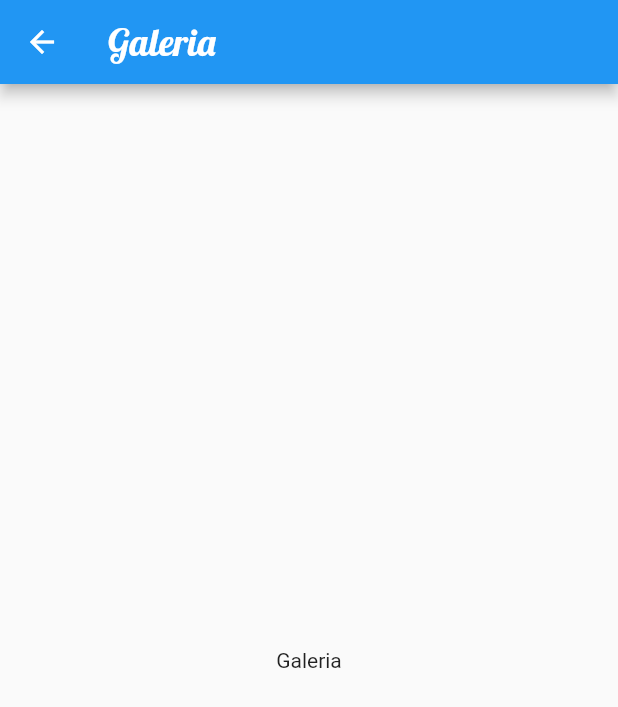
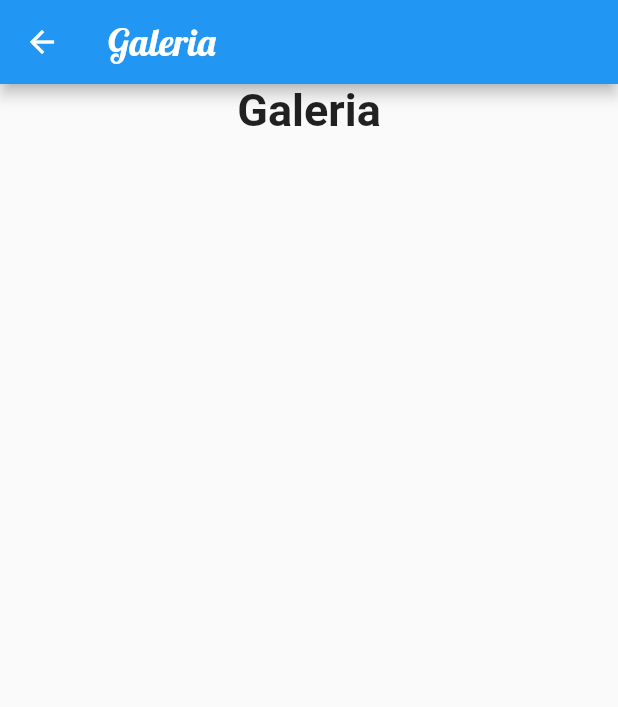
Before and after one commit to crescowboy/DonGelato-app, a Flutter app: the PaginaGaleria screen opened directly, on a phone screen of 412 x 824 dp. Shown: the top 707 px of the screen. Run offline on Flutter 3.47's test engine with Material 2 defaults, Android fonts, the phone set to English and light mode, and no system bars; missing offline and left inert: dart:ffi.

Commit message:
cambios galeria

```diff
--- a/lib/pages/PaginaGaleria.dart
+++ b/lib/pages/PaginaGaleria.dart
@@ -11,9 +11,19 @@ class PaginaGaleria extends StatelessWidget {
       appBar: AppBar(
         title: Text("Galeria",style: TextStyle(fontFamily: 'Lobster-Regular',fontSize: 25)),
       ),
-      body: Container(
-        child: Center(
-          child: Text("Galeria") ,)
+      body: Center(
+
+
+        child: ListView(
+          children:[
+            Center(
+              child: Text("Galeria", style: TextStyle(fontSize: 30, fontWeight: FontWeight.bold),)
+            )
+
+          ]
+
+
+          ,)
       ),
     );
   }
```
Also changed, not shown: lib/pages/Contactanos.dart (+6 -3 lines).
